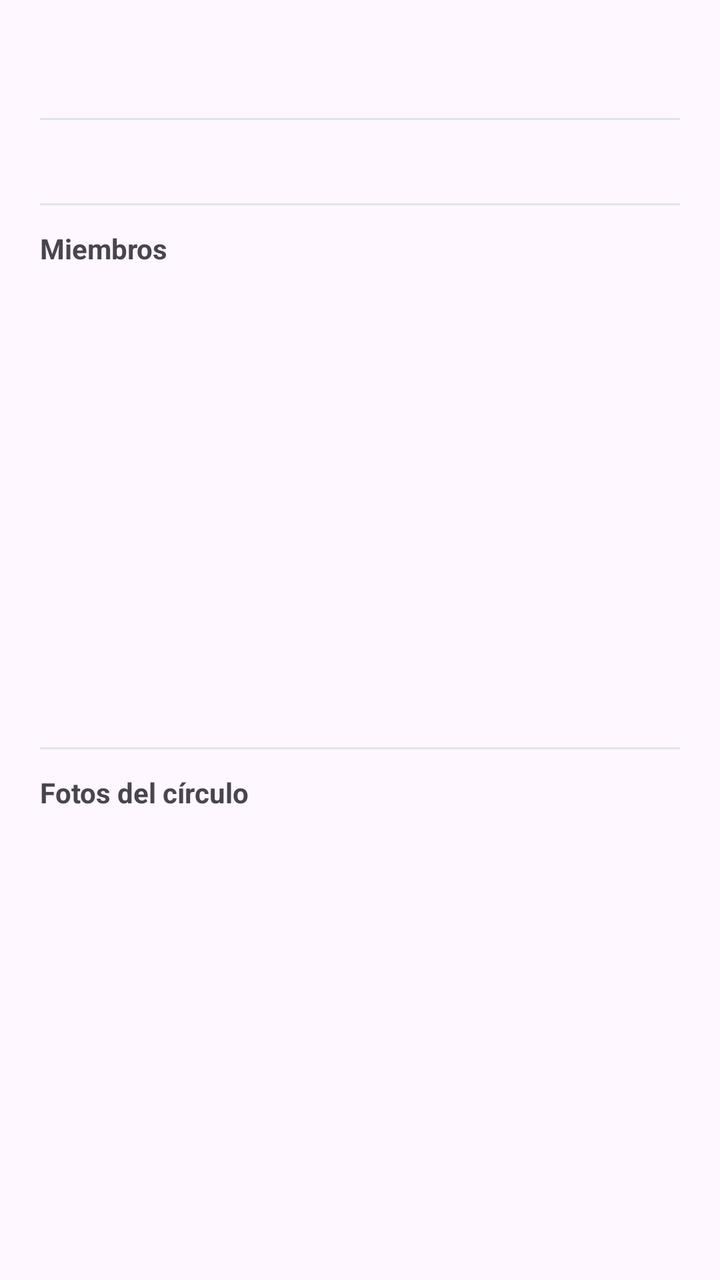
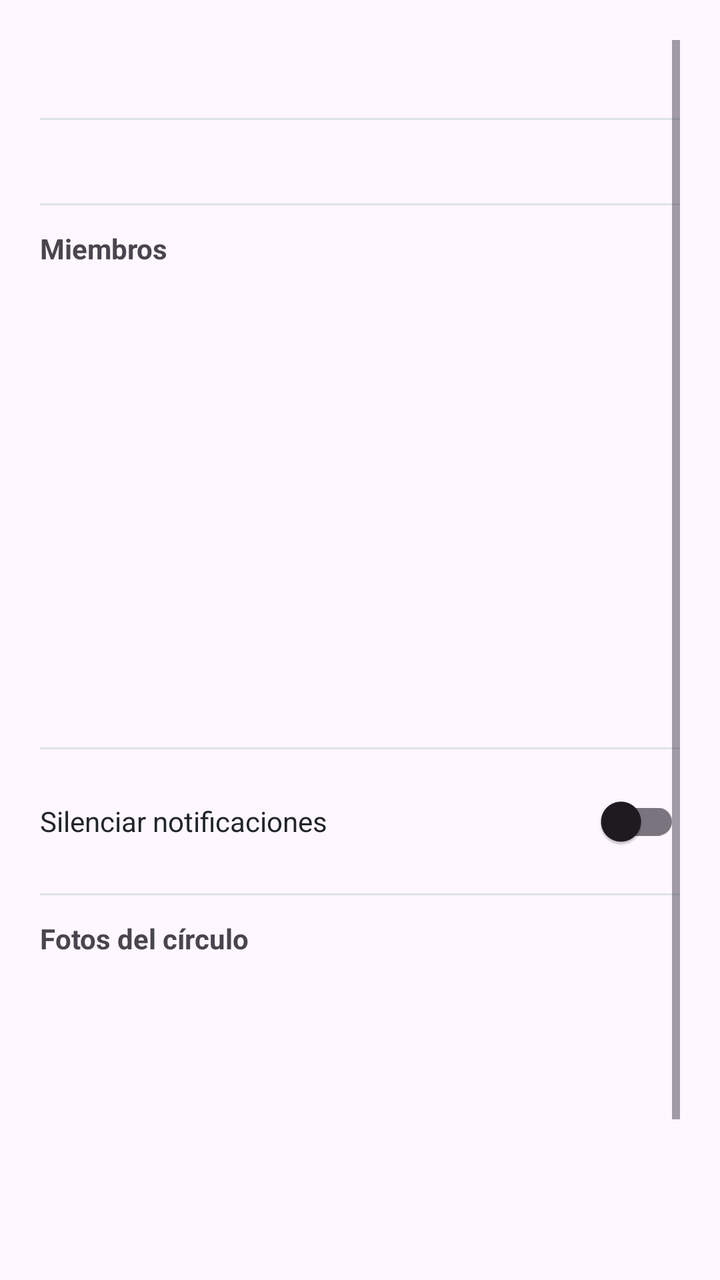

Before-and-after screenshots of an Android layout around one commit, followed by the original layout XML and the change that was made.
<!-- AndroidManifest.xml: application theme Theme.Pace -->
<!-- res/layout/dialog_group_info.xml -->
<?xml version="1.0" encoding="utf-8"?>
<ScrollView xmlns:android="http://schemas.android.com/apk/res/android"
    xmlns:app="http://schemas.android.com/apk/res-auto"
    android:layout_width="match_parent"
    android:layout_height="wrap_content"
    android:padding="20dp">

    <LinearLayout
        android:layout_width="match_parent"
        android:layout_height="wrap_content"
        android:orientation="vertical">

        
        <LinearLayout
            android:layout_width="match_parent"
            android:layout_height="wrap_content"
            android:gravity="center_vertical"
            android:orientation="horizontal">

            <EditText
                android:id="@+id/tv_group_name"
                android:layout_width="0dp"
                android:layout_height="wrap_content"
                android:layout_weight="1"
                android:textSize="20sp"
                android:textStyle="bold"
                android:background="@null"
                android:enabled="false"
                android:maxLines="1"
                android:imeOptions="actionDone"
                android:inputType="textCapSentences" />

            <ImageButton
                android:id="@+id/btn_edit_name"
                android:layout_width="36dp"
                android:layout_height="36dp"
                android:background="?attr/selectableItemBackgroundBorderless"
                android:src="@drawable/ic_edit"
                android:contentDescription="@string/group_rename_hint"
                android:visibility="gone"
                app:tint="@color/icon_color" />

        </LinearLayout>

        
        <View
            android:layout_width="match_parent"
            android:layout_height="1dp"
            android:background="@color/border_color"
            android:layout_marginTop="12dp"
            android:layout_marginBottom="12dp" />

        
        <LinearLayout
            android:id="@+id/layout_join_code"
            android:layout_width="match_parent"
            android:layout_height="wrap_content"
            android:orientation="vertical"
            android:visibility="gone">

            <TextView
                android:layout_width="wrap_content"
                android:layout_height="wrap_content"
                android:text="@string/group_join_code_label"
                android:textColor="@color/text_secondary"
                android:textSize="12sp" />

            <LinearLayout
                android:layout_width="match_parent"
                android:layout_height="wrap_content"
                android:orientation="horizontal"
                android:layout_marginTop="8dp"
                android:gravity="center_vertical">

                <com.google.android.material.button.MaterialButton
                    android:id="@+id/btn_invite_code"
                    style="@style/Widget.MaterialComponents.Button.OutlinedButton"
                    android:layout_width="0dp"
                    android:layout_height="40dp"
                    android:layout_weight="30"
                    android:text="@string/btn_invite_code"
                    android:textSize="12sp"
                    android:textAllCaps="false"
                    app:strokeColor="@color/border_color"
                    android:textColor="@color/text_primary" />

                <com.google.android.material.button.MaterialButton
                    android:id="@+id/btn_invite_link"
                    style="@style/Widget.MaterialComponents.Button.OutlinedButton"
                    android:layout_width="0dp"
                    android:layout_height="40dp"
                    android:layout_weight="30"
                    android:text="@string/btn_invite_link"
                    android:textSize="12sp"
                    android:textAllCaps="false"
                    android:layout_marginStart="8dp"
                    app:strokeColor="@color/border_color"
                    android:textColor="@color/text_primary" />

            </LinearLayout>

            <View
                android:layout_width="match_parent"
                android:layout_height="1dp"
                android:background="@color/border_color"
                android:layout_marginTop="12dp"
                android:layout_marginBottom="12dp" />

        </LinearLayout>

        
        <TextView
            android:id="@+id/tv_members_summary"
            android:layout_width="wrap_content"
            android:layout_height="wrap_content"
            android:textColor="@color/text_secondary"
            android:textSize="13sp" />

        <LinearLayout
            android:id="@+id/layout_admin_max"
            android:layout_width="match_parent"
            android:layout_height="wrap_content"
            android:layout_marginTop="8dp"
            android:orientation="vertical"
            android:visibility="gone">

            <TextView
                android:layout_width="wrap_content"
                android:layout_height="wrap_content"
                android:text="@string/group_max_members"
                android:textColor="@color/text_secondary"
                android:textSize="12sp"
                android:layout_marginTop="4dp" />

            <TextView
                android:id="@+id/tv_max_value"
                android:layout_width="wrap_content"
                android:layout_height="wrap_content"
                android:textSize="16sp"
                android:textStyle="bold"
                android:textColor="@color/text_primary"
                android:layout_gravity="center_horizontal"
                android:layout_marginTop="4dp" />

            <com.google.android.material.slider.Slider
                android:id="@+id/slider_max_members"
                android:layout_width="match_parent"
                android:layout_height="wrap_content"
                android:valueFrom="3"
                android:valueTo="6"
                android:stepSize="1"
                app:trackColorActive="@color/text_secondary"
                app:trackColorInactive="@color/border_color"
                app:thumbColor="@color/text_secondary"
                app:tickColorActive="@color/white"
                app:tickColorInactive="@color/text_secondary" />

            <com.google.android.material.button.MaterialButton
                android:id="@+id/btn_save_max"
                style="@style/Widget.MaterialComponents.Button.TextButton"
                android:layout_width="wrap_content"
                android:layout_height="wrap_content"
                android:layout_gravity="end"
                android:text="@string/save"
                android:textColor="@color/text_secondary" />

        </LinearLayout>

        
        <View
            android:layout_width="match_parent"
            android:layout_height="1dp"
            android:background="@color/border_color"
            android:layout_marginTop="12dp"
            android:layout_marginBottom="12dp" />

        
        <TextView
            android:layout_width="wrap_content"
            android:layout_height="wrap_content"
            android:text="@string/group_members_label"
            android:textStyle="bold"
            android:textSize="14sp" />

        <androidx.recyclerview.widget.RecyclerView
            android:id="@+id/rv_members"
            android:layout_width="match_parent"
            android:layout_height="220dp"
            android:layout_marginTop="8dp" />

        
        <View
            android:layout_width="match_parent"
            android:layout_height="1dp"
            android:background="@color/border_color"
            android:layout_marginTop="12dp"
            android:layout_marginBottom="12dp" />

        
        <TextView
            android:layout_width="wrap_content"
            android:layout_height="wrap_content"
            android:text="@string/group_gallery_title"
            android:textStyle="bold"
            android:textSize="14sp" />

        <TextView
            android:id="@+id/tv_gallery_empty"
            android:layout_width="wrap_content"
            android:layout_height="wrap_content"
            android:layout_marginTop="8dp"
            android:text="@string/group_gallery_empty"
            android:textColor="@color/text_secondary"
            android:visibility="gone" />

        <androidx.recyclerview.widget.RecyclerView
            android:id="@+id/rv_photo_gallery"
            android:layout_width="match_parent"
            android:layout_height="200dp"
            android:layout_marginTop="8dp" />

        
        <View
            android:layout_width="match_parent"
            android:layout_height="1dp"
            android:background="@color/border_color"
            android:layout_marginTop="16dp"
            android:layout_marginBottom="8dp" />

        
        <com.google.android.material.button.MaterialButton
            android:id="@+id/btn_delete_group"
            style="@style/Widget.MaterialComponents.Button.OutlinedButton"
            android:layout_width="wrap_content"
            android:layout_height="36dp"
            android:layout_gravity="center_horizontal"
            android:text="@string/delete_group"
            android:textSize="13sp"
            android:visibility="gone"
            app:strokeColor="@color/error_red"
            android:textColor="@color/error_red" />

        
        <com.google.android.material.button.MaterialButton
            android:id="@+id/btn_leave_group"
            style="@style/Widget.MaterialComponents.Button.OutlinedButton"
            android:layout_width="wrap_content"
            android:layout_height="36dp"
            android:layout_gravity="center_horizontal"
            android:text="@string/leave_group"
            android:textSize="13sp"
            android:visibility="gone"
            app:strokeColor="@color/error_red"
            android:textColor="@color/error_red" />

    </LinearLayout>
</ScrollView>
<!-- resources referenced by this layout -->
<resources>
  <color name="border_color">#DEE2E6</color>
  <color name="error_red">#D32F2F</color>
  <color name="icon_color">#868E96</color>
  <color name="text_primary">#212529</color>
  <color name="text_secondary">#6C757D</color>
  <color name="white">#FFFFFFFF</color>
  <!-- drawable ic_edit (drawable) -->
  <vector xmlns:android="http://schemas.android.com/apk/res/android"
      android:width="24dp"
      android:height="24dp"
      android:viewportWidth="24"
      android:viewportHeight="24">
      <path
          android:fillColor="@android:color/black"
          android:pathData="M3,17.25V21h3.75L17.81,9.94l-3.75,-3.75L3,17.25zM20.71,7.04c0.39,-0.39 0.39,-1.02 0,-1.41l-2.34,-2.34c-0.39,-0.39 -1.02,-0.39 -1.41,0l-1.83,1.83 3.75,3.75 1.83,-1.83z"/>
  </vector>
  <string name="btn_invite_code">Código de invitación</string>
  <string name="btn_invite_link">Enlace de invitación</string>
  <string name="delete_group">Eliminar círculo</string>
  <string name="group_gallery_empty">Aún no hay fotos compartidas</string>
  <string name="group_gallery_title">Fotos del círculo</string>
  <string name="group_join_code_label">Código de invitación</string>
  <string name="group_max_members">Máximo participantes</string>
  <string name="group_members_label">Miembros</string>
  <string name="group_rename_hint">Nuevo nombre del grupo</string>
  <string name="leave_group">Salir del grupo</string>
  <string name="save">Guardar</string>
  <style name="Theme.Pace" parent="Base.Theme.Pace" />
  <style name="Base.Theme.Pace" parent="Theme.Material3.DayNight.NoActionBar">
          
          <item name="android:statusBarColor">@color/black</item>
          <item name="android:windowOptOutEdgeToEdgeEnforcement" tools:targetApi="35">true</item>
      </style>
  <color name="black">#FF000000</color>
</resources>

<!-- the commit's change to res/layout/dialog_group_info.xml (unified diff, before → after) -->
@@ -197,6 +197,36 @@
             android:layout_marginBottom="12dp" />
 
         
+        <LinearLayout
+            android:layout_width="match_parent"
+            android:layout_height="wrap_content"
+            android:gravity="center_vertical"
+            android:orientation="horizontal">
+
+            <TextView
+                android:layout_width="0dp"
+                android:layout_height="wrap_content"
+                android:layout_weight="1"
+                android:text="@string/notif_mute_label"
+                android:textSize="14sp"
+                android:textColor="@color/text_primary" />
+
+            <androidx.appcompat.widget.SwitchCompat
+                android:id="@+id/switch_mute"
+                android:layout_width="wrap_content"
+                android:layout_height="wrap_content" />
+
+        </LinearLayout>
+
+        
+        <View
+            android:layout_width="match_parent"
+            android:layout_height="1dp"
+            android:background="@color/border_color"
+            android:layout_marginTop="12dp"
+            android:layout_marginBottom="12dp" />
+
+        
         <TextView
             android:layout_width="wrap_content"
             android:layout_height="wrap_content"
<!-- resource entries referenced after the edit -->
@@ -26,6 +26,7 @@
   <string name="group_members_label">Miembros</string>
   <string name="group_rename_hint">Nuevo nombre del grupo</string>
   <string name="leave_group">Salir del grupo</string>
+  <string name="notif_mute_label">Silenciar notificaciones</string>
   <string name="save">Guardar</string>
   <style name="Theme.Pace" parent="Base.Theme.Pace" />
   <style name="Base.Theme.Pace" parent="Theme.Material3.DayNight.NoActionBar">
